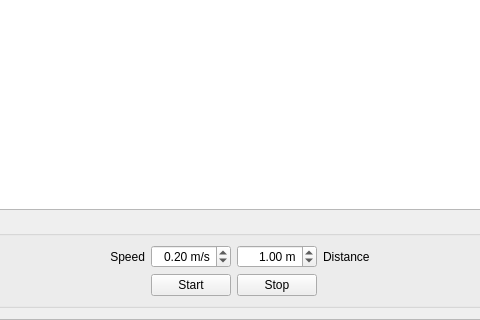
The window that kobuki_qtestsuite/src/kobuki_qtestsuite/ui/wandering_frame.ui (yujinrobot/kobuki_desktop) describes before a commit, drawn with Qt 5; both pictures show x 156 to 636 and y 94 to 414 of the 791 by 414 pixel window.
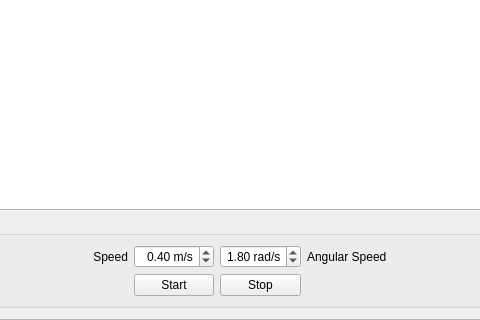
The same window after the commit.

Diff of the .ui file:
```diff
--- a/kobuki_qtestsuite/src/kobuki_qtestsuite/ui/wandering_frame.ui
+++ b/kobuki_qtestsuite/src/kobuki_qtestsuite/ui/wandering_frame.ui
@@ -88,7 +88,7 @@
          <double>0.100000000000000</double>
         </property>
         <property name="value">
-         <double>0.200000000000000</double>
+         <double>0.400000000000000</double>
         </property>
        </widget>
       </item>
@@ -101,23 +101,23 @@
          <string/>
         </property>
         <property name="suffix">
-         <string> m</string>
+         <string> rad/s</string>
         </property>
         <property name="maximum">
-         <double>2.000000000000000</double>
+         <double>3.140000000000000</double>
         </property>
         <property name="singleStep">
          <double>0.100000000000000</double>
         </property>
         <property name="value">
-         <double>1.000000000000000</double>
+         <double>1.800000000000000</double>
         </property>
        </widget>
       </item>
       <item row="0" column="4">
        <widget class="QLabel" name="label_3">
         <property name="text">
-         <string>Distance</string>
+         <string>Angular Speed</string>
         </property>
        </widget>
       </item>
```
Left out of the diff: 2 changed lines with no effect on the pictures.
